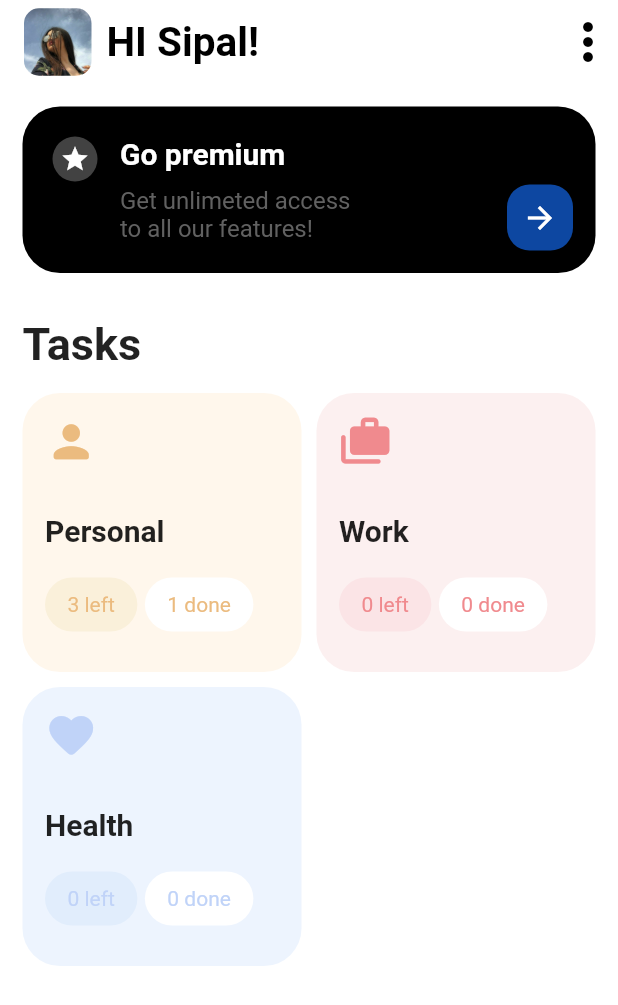
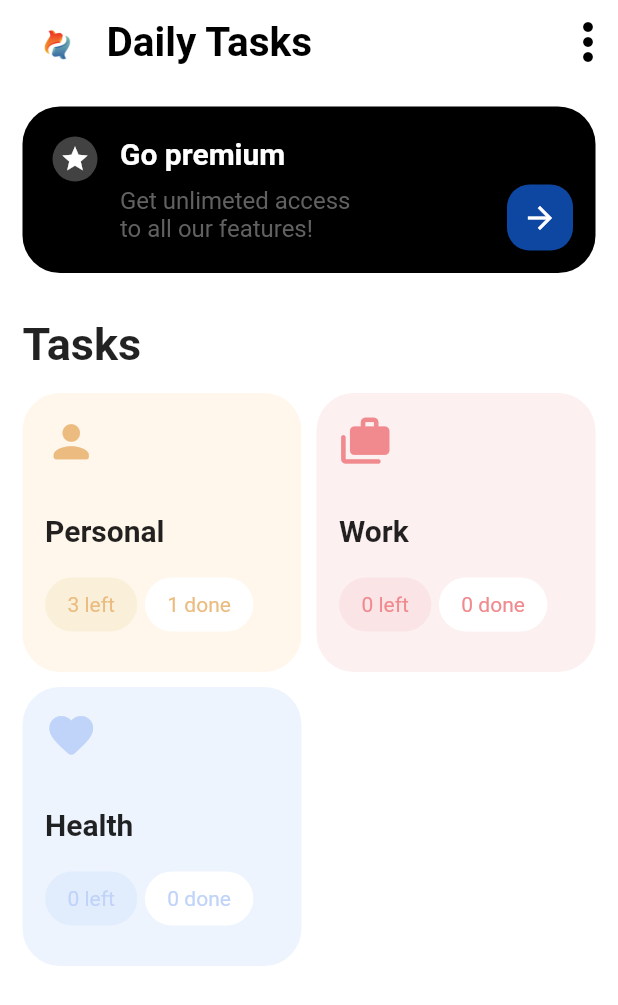
Before and after one commit to Sipal00/dailytasksssss, a Flutter app: the HomePage screen opened directly, on a phone screen of 412 x 824 dp. Shown: the top 1005 px of the screen. Run offline on Flutter 3.47's test engine with Material 2 defaults, Android fonts, the phone set to English and light mode, and no system bars; our stand-ins replace animated_theme_switcher, cloud_firestore, dotted_border, firebase_auth, firebase_core, flutter_signin_button and 5 more; missing offline and left inert: dart:ffi; accounts and stored records are empty.

Commit message:
changed theme to light and added screenshots

```diff
--- a/lib/LogIn_RegisterScreen/Login.dart
+++ b/lib/LogIn_RegisterScreen/Login.dart
@@ -122,7 +122,7 @@ class _LoginState extends State<Login> {
                                   email: email.text, password: pass.text);
 
                               Navigator.pushReplacementNamed(
-                                  context, '/Indexindex');
+                                  context, '/LogedIN');
                             }
                           },
                           child: const Text('LOGIN'),
--- a/lib/LogIn_RegisterScreen/SingUp.dart
+++ b/lib/LogIn_RegisterScreen/SingUp.dart
@@ -119,9 +119,10 @@ class _SignUpState extends State<SignUp> {
                             if (_formKey.currentState!.validate()) {
                               await _auth.createUserWithEmailAndPassword(
                                   email: email.text, password: pass.text);
+
                             }
                             Navigator.pushReplacementNamed(
-                                context, '/Indexindex');
+                                context, '/LogedIN');
                           },
                           child: const Text('SIGNUP'),
                           style: ElevatedButton.styleFrom(
--- a/lib/appView.dart
+++ b/lib/appView.dart
@@ -18,7 +18,7 @@ class _AppViewState extends State<AppView> {
   @override
   Widget build(BuildContext context) {
     return MaterialApp(
-        theme: ThemeData.dark(),
+        theme: ThemeData.light(),
         debugShowCheckedModeBanner: false,
         title: 'Task App',
         initialRoute: '/',
--- a/lib/screens/home/home.dart
+++ b/lib/screens/home/home.dart
@@ -104,12 +104,12 @@ class _HomePageState extends State<HomePage> {
             width: 45,
             child: ClipRRect(
               borderRadius: BorderRadius.circular(10),
-              child: Image.asset("asset/images/21.jpg"),
+              child: Image.asset("asset/images/13.png"),
             ),
           ),
           const SizedBox(width: 10),
-          const Text(
-            "HI Sipal! ",
+          Text(
+            'Daily Tasks',
             style: TextStyle(
                 color: Colors.black, fontSize: 27, fontWeight: FontWeight.bold),
           ),
```
Also changed, not shown: 10 other files.
